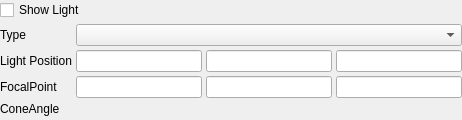
First picture: the form in Qt/ApplicationComponents/Resources/UI/pqLightPropertyWidget.ui, repository Kitware/ParaView, before the edit.
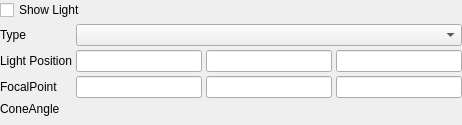
Second picture: the form after the edit. Custom widgets are drawn as their Qt base class.

Commit message: pqLightPropertyWidget: fix tab order

```diff
--- a/Qt/ApplicationComponents/Resources/UI/pqLightPropertyWidget.ui
+++ b/Qt/ApplicationComponents/Resources/UI/pqLightPropertyWidget.ui
@@ -7,7 +7,7 @@
     <x>0</x>
     <y>0</y>
     <width>462</width>
-    <height>115</height>
+    <height>125</height>
    </rect>
   </property>
   <layout class="QGridLayout" name="gridLayout">
```
Left out of the diff: 10 changed lines with no effect on the pictures.
